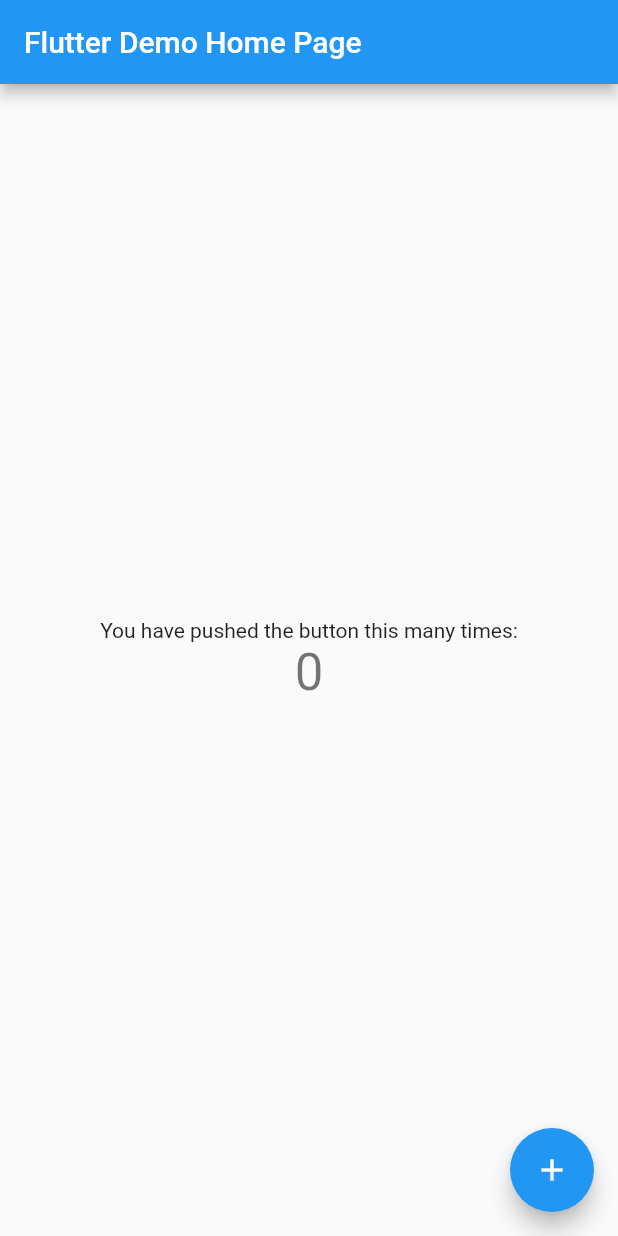
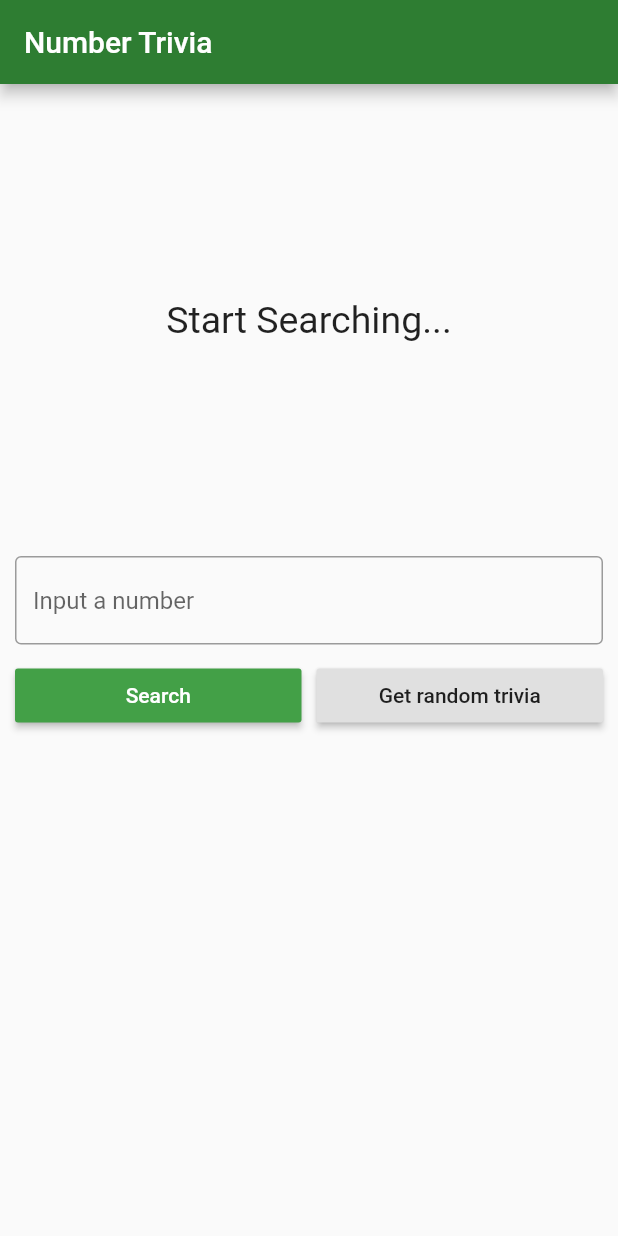
Before and after one commit to coder-pandit/number_trivia_with_tdd_articture, a Flutter app: the screen it shows after launch, on a phone screen of 412 x 824 dp. Run offline on Flutter 3.47's test engine with Material 2 defaults, Android fonts, the phone set to English and light mode, and no system bars; our stand-ins replace bloc, dartz, data_connection_checker, equatable, flutter_bloc, get_it and 1 more.

Commit message:
Build User Interface & fixed minor bug

```diff
--- /dev/null
+++ b/lib/features/number_trivia/presentation/pages/number_trivia_page.dart
@@ -0,0 +1,70 @@
+import 'package:flutter/material.dart';
+import 'package:flutter_bloc/flutter_bloc.dart';
+
+import '../../../../injection_container.dart';
+import '../bloc/number_trivia_bloc.dart';
+import '../widgets/loading_widget.dart';
+import '../widgets/message_display.dart';
+import '../widgets/trivia_controls.dart';
+import '../widgets/trivia_display.dart';
+
+class NumberTriviaPage extends StatelessWidget {
+  @override
+  Widget build(BuildContext context) {
+    return Scaffold(
+      appBar: AppBar(
+        title: Text('Number Trivia'),
+      ),
+      body: SingleChildScrollView(
+        child: buildBody(context),
+      ),
+    );
+  }
+
+  BlocProvider<NumberTriviaBloc> buildBody(BuildContext context) {
+    return BlocProvider(
+      create: (context) => sl<NumberTriviaBloc>(),
+      child: Center(
+        child: Padding(
+          padding: const EdgeInsets.all(10),
+          child: Column(
+            children: [
+              SizedBox(
+                height: 10,
+              ),
+              // Top half
+              BlocBuilder<NumberTriviaBloc, NumberTriviaState>(
+                builder: (context, state) {
+                  print(state);
+                  if (state is Empty) {
+                    return MessageDisplay(
+                      message: 'Start Searching...',
+                    );
+                  } else if (state is Loading) {
+                    return LoadingWidget();
+                  } else if (state is Loaded) {
+                    return TriviaDisplay(numberTrivia: state.trivia);
+                  } else if (state is Error) {
+                    return MessageDisplay(
+                      message: state.message,
+                    );
+                  }
+                  return MessageDisplay(
+                    message: 'Start Searching...',
+                  );
+                },
+              ),
+
+              SizedBox(
+                height: 20,
+              ),
+
+              // Bottom Half
+              TriviaControls(),
+            ],
+          ),
+        ),
+      ),
+    );
+  }
+}
--- /dev/null
+++ b/lib/features/number_trivia/presentation/widgets/message_display.dart
@@ -0,0 +1,26 @@
+import 'package:flutter/material.dart';
+
+class MessageDisplay extends StatelessWidget {
+  final String message;
+
+  const MessageDisplay({
+    Key key,
+    @required this.message,
+  }) : super(key: key);
+
+  @override
+  Widget build(BuildContext context) {
+    return Container(
+      height: MediaQuery.of(context).size.height / 3,
+      child: Center(
+        child: SingleChildScrollView(
+          child: Text(
+            message,
+            style: TextStyle(fontSize: 25),
+            textAlign: TextAlign.center,
+          ),
+        ),
+      ),
+    );
+  }
+}
--- /dev/null
+++ b/lib/features/number_trivia/presentation/widgets/trivia_controls.dart
@@ -0,0 +1,71 @@
+import 'package:flutter/material.dart';
+import 'package:flutter_bloc/flutter_bloc.dart';
+
+import '../bloc/number_trivia_bloc.dart';
+
+class TriviaControls extends StatefulWidget {
+  const TriviaControls({
+    Key key,
+  }) : super(key: key);
+
+  @override
+  _TriviaControlsState createState() => _TriviaControlsState();
+}
+
+class _TriviaControlsState extends State<TriviaControls> {
+  final controller = TextEditingController();
+  String inputString;
+
+  @override
+  Widget build(BuildContext context) {
+    return Column(
+      children: [
+        TextField(
+          controller: controller,
+          keyboardType: TextInputType.number,
+          decoration: InputDecoration(
+            border: OutlineInputBorder(),
+            hintText: 'Input a number',
+          ),
+          onChanged: (value) => inputString = value,
+          onSubmitted: (_) => _dispatchConcrete(),
+        ),
+        SizedBox(
+          height: 10,
+        ),
+        Row(
+          children: [
+            Expanded(
+              child: RaisedButton(
+                child: Text('Search'),
+                color: Theme.of(context).accentColor,
+                textTheme: ButtonTextTheme.primary,
+                onPressed: _dispatchConcrete,
+              ),
+            ),
+            SizedBox(
+              width: 10,
+            ),
+            Expanded(
+              child: RaisedButton(
+                child: Text('Get random trivia'),
+                onPressed: _dispatchRandom,
+              ),
+            ),
+          ],
+        ),
+      ],
+    );
+  }
+
+  void _dispatchConcrete() {
+    controller.clear();
+    BlocProvider.of<NumberTriviaBloc>(context)
+        .add(GetTriviaForConcreteNumber(inputString));
+  }
+
+  void _dispatchRandom() {
+    controller.clear();
+    BlocProvider.of<NumberTriviaBloc>(context).add(GetTriviaForRandomNumber());
+  }
+}
--- a/lib/injection_container.dart
+++ b/lib/injection_container.dart
@@ -15,7 +15,7 @@ import 'features/number_trivia/presentation/bloc/number_trivia_bloc.dart';
 
 final sl = GetIt.instance;
 
-void init() {
+Future<void> init() async {
   // ! Features - Number Trivia
   // Bloc
   sl.registerFactory(() => NumberTriviaBloc(
@@ -48,8 +48,8 @@ void init() {
   sl.registerLazySingleton<NetworkInfo>(() => NetworkInfoImpl(sl()));
 
   // ! External
-  sl.registerLazySingletonAsync(
-      () async => await SharedPreferences.getInstance());
+  final sharedPreferences = await SharedPreferences.getInstance();
+  sl.registerLazySingleton(() => sharedPreferences);
   sl.registerLazySingleton(() => http.Client());
   sl.registerLazySingleton(() => DataConnectionChecker());
 }
--- a/lib/main.dart
+++ b/lib/main.dart
@@ -1,120 +1,24 @@
 import 'package:flutter/material.dart';
+import 'package:number_trivia/features/number_trivia/presentation/pages/number_trivia_page.dart';
 
 import 'injection_container.dart' as di;
 
-void main() {
-  di.init();
+Future<void> main() async {
+  WidgetsFlutterBinding.ensureInitialized();
+  await di.init();
   runApp(MyApp());
 }
 
 class MyApp extends StatelessWidget {
-  // This widget is the root of your application.
   @override
   Widget build(BuildContext context) {
     return MaterialApp(
-      title: 'Flutter Demo',
+      title: 'Number Trivia',
       theme: ThemeData(
-        // This is the theme of your application.
-        //
-        // Try running your application with "flutter run". You'll see the
-        // application has a blue toolbar. Then, without quitting the app, try
-        // changing the primarySwatch below to Colors.green and then invoke
-        // "hot reload" (press "r" in the console where you ran "flutter run",
-        // or simply save your changes to "hot reload" in a Flutter IDE).
-        // Notice that the counter didn't reset back to zero; the application
-        // is not restarted.
-        primarySwatch: Colors.blue,
-        // This makes the visual density adapt to the platform that you run
-        // the app on. For desktop platforms, the controls will be smaller and
-        // closer together (more dense) than on mobile platforms.
-        visualDensity: VisualDensity.adaptivePlatformDensity,
+        primaryColor: Colors.green[800],
+        accentColor: Colors.green[600],
       ),
-      home: MyHomePage(title: 'Flutter Demo Home Page'),
+      home: NumberTriviaPage(),
     );
   }
 }
-
-class MyHomePage extends StatefulWidget {
-  MyHomePage({Key key, this.title}) : super(key: key);
-
-  // This widget is the home page of your application. It is stateful, meaning
-  // that it has a State object (defined below) that contains fields that affect
-  // how it looks.
-
-  // This class is the configuration for the state. It holds the values (in this
-  // case the title) provided by the parent (in this case the App widget) and
-  // used by the build method of the State. Fields in a Widget subclass are
-  // always marked "final".
-
-  final String title;
-
-  @override
-  _MyHomePageState createState() => _MyHomePageState();
-}
-
-class _MyHomePageState extends State<MyHomePage> {
-  int _counter = 0;
-
-  void _incrementCounter() {
-    setState(() {
-      // This call to setState tells the Flutter framework that something has
-      // changed in this State, which causes it to rerun the build method below
-      // so that the display can reflect the updated values. If we changed
-      // _counter without calling setState(), then the build method would not be
-      // called again, and so nothing would appear to happen.
-      _counter++;
-    });
-  }
-
-  @override
-  Widget build(BuildContext context) {
-    // This method is rerun every time setState is called, for instance as done
-    // by the _incrementCounter method above.
-    //
-    // The Flutter framework has been optimized to make rerunning build methods
-    // fast, so that you can just rebuild anything that needs updating rather
-    // than having to individually change instances of widgets.
-    return Scaffold(
-      appBar: AppBar(
-        // Here we take the value from the MyHomePage object that was created by
-        // the App.build method, and use it to set our appbar title.
-        title: Text(widget.title),
-      ),
-      body: Center(
-        // Center is a layout widget. It takes a single child and positions it
-        // in the middle of the parent.
-        child: Column(
-          // Column is also a layout widget. It takes a list of children and
-          // arranges them vertically. By default, it sizes itself to fit its
-          // children horizontally, and tries to be as tall as its parent.
-          //
-          // Invoke "debug painting" (press "p" in the console, choose the
-          // "Toggle Debug Paint" action from the Flutter Inspector in Android
-          // Studio, or the "Toggle Debug Paint" command in Visual Studio Code)
-          // to see the wireframe for each widget.
-          //
-          // Column has various properties to control how it sizes itself and
-          // how it positions its children. Here we use mainAxisAlignment to
-          // center the children vertically; the main axis here is the vertical
-          // axis because Columns are vertical (the cross axis would be
-          // horizontal).
-          mainAxisAlignment: MainAxisAlignment.center,
-          children: <Widget>[
-            Text(
-              'You have pushed the button this many times:',
-            ),
-            Text(
-              '$_counter',
-              style: Theme.of(context).textTheme.headline4,
-            ),
-          ],
-        ),
-      ),
-      floatingActionButton: FloatingActionButton(
-        onPressed: _incrementCounter,
-        tooltip: 'Increment',
-        child: Icon(Icons.add),
-      ), // This trailing comma makes auto-formatting nicer for build methods.
-    );
-  }
-}
```
Also changed, not shown: lib/features/number_trivia/presentation/widgets/loading_widget.dart (added, +19 -0 lines), lib/features/number_trivia/presentation/widgets/trivia_display.dart (added, +37 -0 lines).
